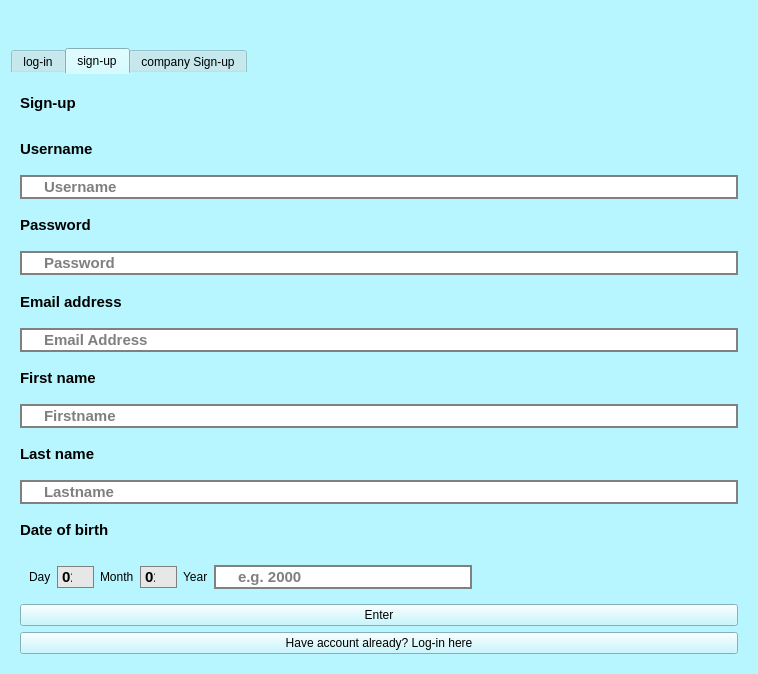
First picture: the form in loginsignup.ui, repository santabou/JobMatch, before the edit.
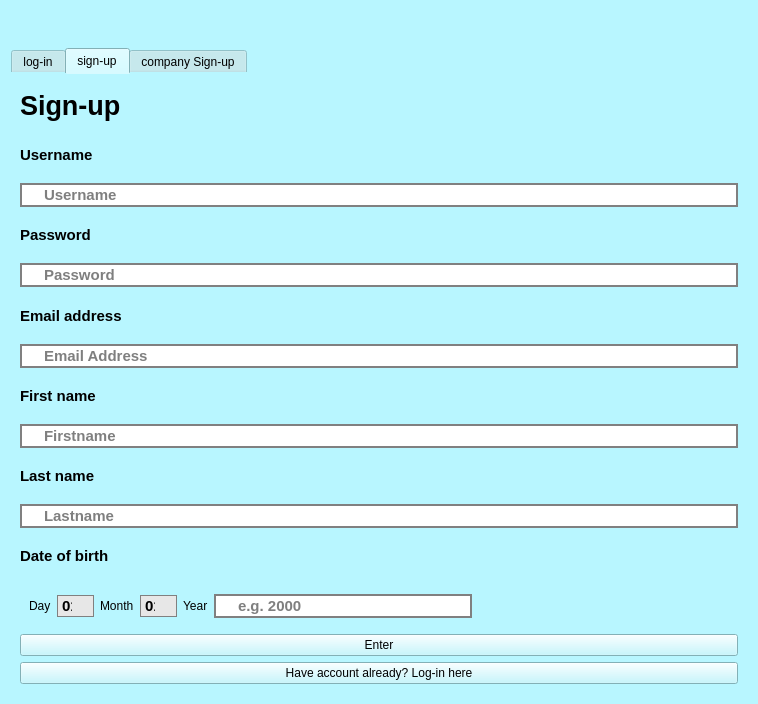
Second picture: the form after the edit. The open tabs and pages were chosen to show the change. Icons and pictures are not drawn.

What changed in the file:
```diff
--- a/loginsignup.ui
+++ b/loginsignup.ui
@@ -7,7 +7,7 @@
     <x>0</x>
     <y>0</y>
     <width>758</width>
-    <height>674</height>
+    <height>704</height>
    </rect>
   </property>
   <property name="windowTitle">
@@ -313,11 +313,16 @@
          <property name="font">
           <font>
            <family>Segoe UI</family>
-           <pointsize>11</pointsize>
+           <pointsize>20</pointsize>
+           <weight>87</weight>
            <italic>false</italic>
            <bold>true</bold>
           </font>
          </property>
+         <property name="styleSheet">
+          <string notr="true">
+font: 700 20pt &quot;Segoe UI&quot;;</string>
+         </property>
          <property name="text">
           <string>Sign-up</string>
          </property>
@@ -329,6 +334,7 @@
           <font>
            <family>Segoe UI</family>
            <pointsize>11</pointsize>
+           <weight>87</weight>
            <italic>false</italic>
            <bold>true</bold>
           </font>
@@ -344,6 +350,7 @@
           <font>
            <family>Segoe UI</family>
            <pointsize>11</pointsize>
+           <weight>87</weight>
            <italic>false</italic>
            <bold>true</bold>
           </font>
@@ -375,6 +382,7 @@
           <font>
            <family>Segoe UI</family>
            <pointsize>11</pointsize>
+           <weight>87</weight>
            <italic>false</italic>
            <bold>true</bold>
           </font>
@@ -390,6 +398,7 @@
           <font>
            <family>Segoe UI</family>
            <pointsize>11</pointsize>
+           <weight>87</weight>
            <italic>false</italic>
            <bold>true</bold>
           </font>
@@ -424,6 +433,7 @@
           <font>
            <family>Segoe UI</family>
            <pointsize>11</pointsize>
+           <weight>87</weight>
            <italic>false</italic>
            <bold>true</bold>
           </font>
@@ -439,6 +449,7 @@
           <font>
            <family>Segoe UI</family>
            <pointsize>11</pointsize>
+           <weight>87</weight>
            <italic>false</italic>
            <bold>true</bold>
           </font>
@@ -470,6 +481,7 @@
           <font>
            <family>Segoe UI</family>
            <pointsize>11</pointsize>
+           <weight>87</weight>
            <italic>false</italic>
            <bold>true</bold>
           </font>
@@ -485,6 +497,7 @@
           <font>
            <family>Segoe UI</family>
            <pointsize>11</pointsize>
+           <weight>87</weight>
            <italic>false</italic>
            <bold>true</bold>
           </font>
@@ -516,6 +529,7 @@
           <font>
            <family>Segoe UI</family>
            <pointsize>11</pointsize>
+           <weight>87</weight>
            <italic>false</italic>
            <bold>true</bold>
           </font>
@@ -531,6 +545,7 @@
           <font>
            <family>Segoe UI</family>
            <pointsize>11</pointsize>
+           <weight>87</weight>
            <italic>false</italic>
            <bold>true</bold>
           </font>
@@ -562,6 +577,7 @@
           <font>
            <family>Segoe UI</family>
            <pointsize>11</pointsize>
+           <weight>87</weight>
            <italic>false</italic>
            <bold>true</bold>
           </font>
@@ -587,6 +603,7 @@
              <font>
               <family>Segoe UI</family>
               <pointsize>11</pointsize>
+              <weight>87</weight>
               <italic>false</italic>
               <bold>true</bold>
              </font>
@@ -787,6 +804,7 @@
              <font>
               <family>Segoe UI</family>
               <pointsize>11</pointsize>
+              <weight>87</weight>
               <italic>false</italic>
               <bold>true</bold>
              </font>
@@ -892,6 +910,7 @@
              <font>
               <family>Segoe UI</family>
               <pointsize>11</pointsize>
+              <weight>87</weight>
               <italic>false</italic>
               <bold>true</bold>
              </font>
```
Left out of the diff: 42 changed lines with no effect on the pictures.
